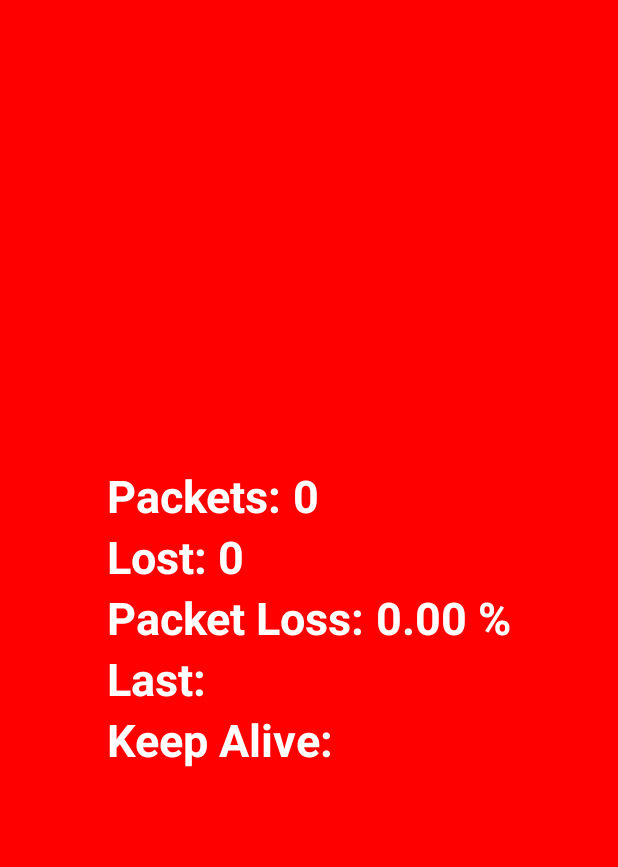
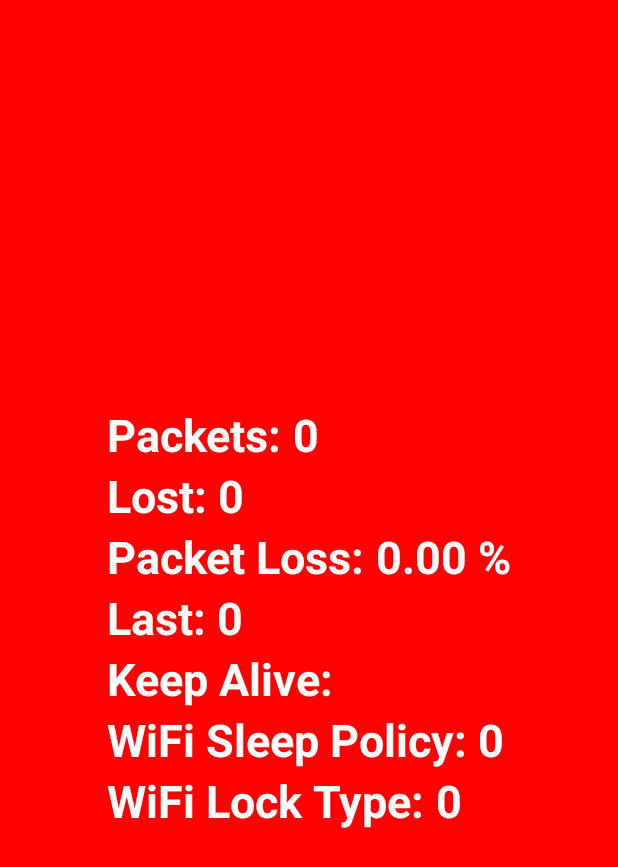
Before and after one commit to steinwurf/pulze, an Android app: the screen it shows after launch (MainActivity), on a phone screen of 412 x 824 dp. Shown: the top 867 px of the screen. Run offline under Robolectric (Android 15) with nearby library versions, the phone set to English and light mode, and no system bars.

Commit message:
Updated server and app to use wifi locks and sleep policies. NB: Sleep policy setting functionality incomplete

```diff
--- a/app/build.gradle
+++ b/app/build.gradle
@@ -2,7 +2,7 @@ apply plugin: 'com.android.application'
 
 android {
     compileSdkVersion 22
-    buildToolsVersion "22.0.1"
+    buildToolsVersion '25.0.0'
 
     defaultConfig {
         applicationId "com.steinwurf.pulze"
--- a/app/src/main/java/com/steinwurf/pulze/MainActivity.java
+++ b/app/src/main/java/com/steinwurf/pulze/MainActivity.java
@@ -8,6 +8,7 @@ import android.net.DhcpInfo;
 import android.net.wifi.WifiManager;
 import android.os.Build;
 import android.os.Handler;
+import android.provider.Settings;
 import android.support.annotation.FloatRange;
 import android.support.v7.app.AppCompatActivity;
 import android.os.Bundle;
@@ -35,6 +36,7 @@ public class MainActivity extends AppCompatActivity {
     private static final String TAG = "MainActivity";
     RelativeLayout mScreen;
     WifiManager mWifi;
+    WifiManager.WifiLock mWifiLock;
     private ReceiverThread mReceiverThread;
     private KeepAliveThread mKeepAliveThread;
     private TextView mLastPacketText;
@@ -42,6 +44,8 @@ public class MainActivity extends AppCompatActivity {
     private TextView mPacketLossText;
     private TextView mPacketCountText;
     private TextView mKeepAliveText;
+    private TextView mWifiSleepPolicyText;
+    private TextView mWifiLockTypeText;
     private ObjectAnimator mColorFade;
     private Thread mFadeThread;
 
@@ -52,12 +56,15 @@ public class MainActivity extends AppCompatActivity {
         setContentView(R.layout.activity_main);
         mScreen = (RelativeLayout)findViewById(R.id.screen);
         mScreen.setBackgroundColor(Color.rgb(255, 0, 0));
-        mWifi = (WifiManager) getSystemService(Context.WIFI_SERVICE);
+        mWifi = (WifiManager) getApplicationContext().getSystemService(Context.WIFI_SERVICE);
+        mWifiLock = mWifi.createWifiLock(TAG);
         mLastPacketText = (TextView)findViewById(R.id.last_packet);
         mLostPacketsText = (TextView)findViewById(R.id.lost_packets);
         mPacketLossText = (TextView)findViewById(R.id.packet_loss);
         mPacketCountText = (TextView)findViewById(R.id.packet_count);
         mKeepAliveText = (TextView)findViewById(R.id.keep_alive);
+        mWifiSleepPolicyText = (TextView)findViewById(R.id.wifi_sleep_policy);
+        mWifiLockTypeText = (TextView)findViewById(R.id.wifi_lock_type);
 
         if (mWifi != null){
             WifiManager.MulticastLock lock = mWifi.createMulticastLock("mylock");
@@ -149,6 +156,8 @@ public class MainActivity extends AppCompatActivity {
         public int mPacketNumber;
         public int mSendInterval;
         public int mKeepAliveInterval;
+        public int mWifiSleepPolicy;
+        public int mWifiLockType;
 
         Packet(byte[] buffer)
         {
@@ -158,6 +167,9 @@ public class MainActivity extends AppCompatActivity {
                 mPacketNumber = wrapped.getInt(0);
                 mSendInterval = wrapped.getInt(4);
                 mKeepAliveInterval = wrapped.getInt(8);
+                mWifiSleepPolicy = wrapped.getInt(12);
+                mWifiLockType = wrapped.getInt(16);
+
             } catch (IndexOutOfBoundsException e) {
                 e.printStackTrace();
                 return;
@@ -174,10 +186,16 @@ public class MainActivity extends AppCompatActivity {
 
         private int mPacketCount = 0;
         private int mFirstPacketNumber = 0;
+        private int mLastPacketNumber = 0;
         private int mLostPackets = 0;
         private double mPacketLoss = 0.0;
 
         private byte[] mBuffer = new byte[Packet.MAX_LENGTH];
+
+        // Initialize SleepPolicy and WifiLock to bogus values, forcing the first packet to set
+        // SleepPolicy and LockType
+        private int mWifiSleepPolicy = -1;
+        private int mWifiLockType = -1;
 
         @Override
         public void run() {
@@ -242,17 +260,48 @@ public class MainActivity extends AppCompatActivity {
                                     packet.getAddress().getHostAddress(), p.mKeepAliveInterval);
                             mKeepAliveThread.start();
                         }
+                        // End of handle keep alive
 
+                        // Update wifi sleep policy
+                        if (p.mWifiSleepPolicy != mWifiSleepPolicy) {
+                            mWifiSleepPolicy = p.mWifiSleepPolicy;
+                            // @FIXME This is not the correct way to do it - app crashes on lower android versions.
+                            //Settings.Global.putInt(
+                            //        getContentResolver(),
+                            //        Settings.Global.WIFI_SLEEP_POLICY,
+                            //        mWifiSleepPolicy);
+                        }
+
+                        // Update wifi lock type
+                        if (p.mWifiLockType != mWifiLockType) {
+                            mWifiLockType = p.mWifiLockType;
+                            if (mWifiLock.isHeld()) {
+                                mWifiLock.release();
+                            }
+                            mWifiLock = mWifi.createWifiLock(mWifiLockType, TAG);
+                            mWifiLock.acquire();
+                        }
+
+                        // Calculate packet loss
                         if (mPacketCount == 0) {
                             mFirstPacketNumber = p.mPacketNumber;
                         }
 
+                        if (p.mPacketNumber < mFirstPacketNumber) {
+                            mFirstPacketNumber = p.mPacketNumber;
+                        }
+
+                        if (p.mPacketNumber > mLastPacketNumber) {
+                            mLastPacketNumber = p.mPacketNumber;
+                        }
+
                         mPacketCount += 1;
 
-                        mLostPackets = (1 + p.mPacketNumber -
-                                        mFirstPacketNumber) - mPacketCount;
+                        int span = 1 + mLastPacketNumber - mFirstPacketNumber;
 
-                        mPacketLoss = (double) mLostPackets / (double) p.mPacketNumber * 100.0;
+                        mLostPackets = span - mPacketCount;
+
+                        mPacketLoss = (double) mLostPackets / (double) span  * 100.0;
                         runOnUiThread(new Runnable() {
                             @Override
                             public void run() {
@@ -264,10 +313,12 @@ public class MainActivity extends AppCompatActivity {
                                 }
 
                                 resetAnimation(displayInterval);
-                                mLastPacketText.setText("" + p.mPacketNumber);
+                                mLastPacketText.setText("" + mLastPacketNumber);
                                 mPacketCountText.setText("" + mPacketCount);
                                 mLostPacketsText.setText("" + mLostPackets);
                                 mPacketLossText.setText(String.format("%.2f", mPacketLoss) + " %");
+                                mWifiSleepPolicyText.setText("" + mWifiSleepPolicy);
+                                mWifiLockTypeText.setText("" + mWifiLockType);
                             }
                         });
                     }
--- a/app/src/main/res/layout/activity_main.xml
+++ b/app/src/main/res/layout/activity_main.xml
@@ -109,6 +109,7 @@
             <TextView
                 android:layout_width="wrap_content"
                 android:layout_height="wrap_content"
+                android:text="0"
                 android:id="@+id/last_packet"
                 android:textColor="#ffffff"
                 android:textStyle="bold"
@@ -137,5 +138,53 @@
                 android:textStyle="bold"
                 android:textSize="30dp" />
         </LinearLayout>
+        <LinearLayout
+            android:orientation="horizontal"
+            android:layout_width="wrap_content"
+            android:layout_height="wrap_content"
+            android:layout_centerVertical="true"
+            android:layout_centerHorizontal="true">
+
+            <TextView
+                android:layout_width="wrap_content"
+                android:layout_height="wrap_content"
+                android:text="WiFi Sleep Policy: "
+                android:textColor="#ffffff"
+                android:textStyle="bold"
+                android:textSize="30dp" />
+
+            <TextView
+                android:layout_width="wrap_content"
+                android:layout_height="wrap_content"
+                android:text="0"
+                android:id="@+id/wifi_sleep_policy"
+                android:textColor="#ffffff"
+                android:textStyle="bold"
+                android:textSize="30dp" />
+        </LinearLayout>
+        <LinearLayout
+            android:orientation="horizontal"
+            android:layout_width="wrap_content"
+            android:layout_height="wrap_content"
+            android:layout_centerVertical="true"
+            android:layout_centerHorizontal="true">
+
+            <TextView
+                android:layout_width="wrap_content"
+                android:layout_height="wrap_content"
+                android:text="WiFi Lock Type: "
+                android:textColor="#ffffff"
+                android:textStyle="bold"
+                android:textSize="30dp" />
+
+            <TextView
+                android:layout_width="wrap_content"
+                android:layout_height="wrap_content"
+                android:text="0"
+                android:id="@+id/wifi_lock_type"
+                android:textColor="#ffffff"
+                android:textStyle="bold"
+                android:textSize="30dp" />
+        </LinearLayout>
     </LinearLayout>
 </RelativeLayout>
--- a/build.gradle
+++ b/build.gradle
@@ -5,7 +5,7 @@ buildscript {
         jcenter()
     }
     dependencies {
-        classpath 'com.android.tools.build:gradle:2.2.3'
+        classpath 'com.android.tools.build:gradle:2.3.0'
 
         // NOTE: Do not place your application dependencies here; they belong
         // in the individual module build.gradle files
```
Also changed, not shown: gradle/wrapper/gradle-wrapper.properties, 2 other files.
